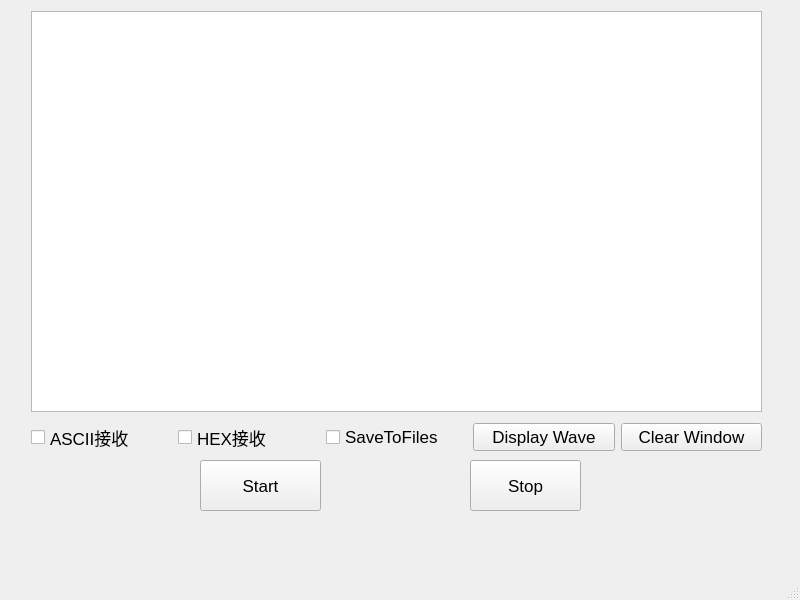
First picture: the form in mainwindow.ui, repository DIWEIKA/Qt_UDP_DAS_v6.5.2, before the edit.
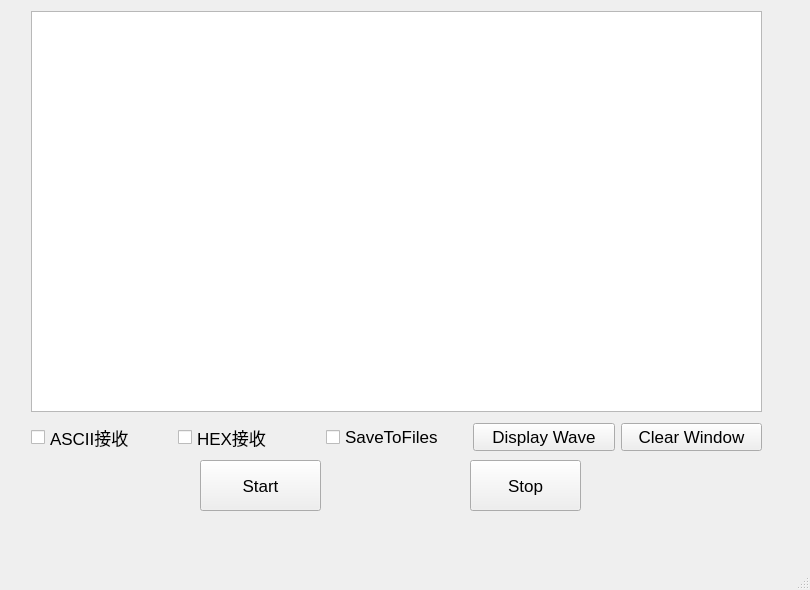
Second picture: the form after the edit.

```diff
--- a/mainwindow.ui
+++ b/mainwindow.ui
@@ -6,8 +6,8 @@
    <rect>
     <x>0</x>
     <y>0</y>
-    <width>800</width>
-    <height>600</height>
+    <width>810</width>
+    <height>590</height>
    </rect>
   </property>
   <property name="font">
```
Left out of the diff: 2 changed lines with no effect on the pictures.
